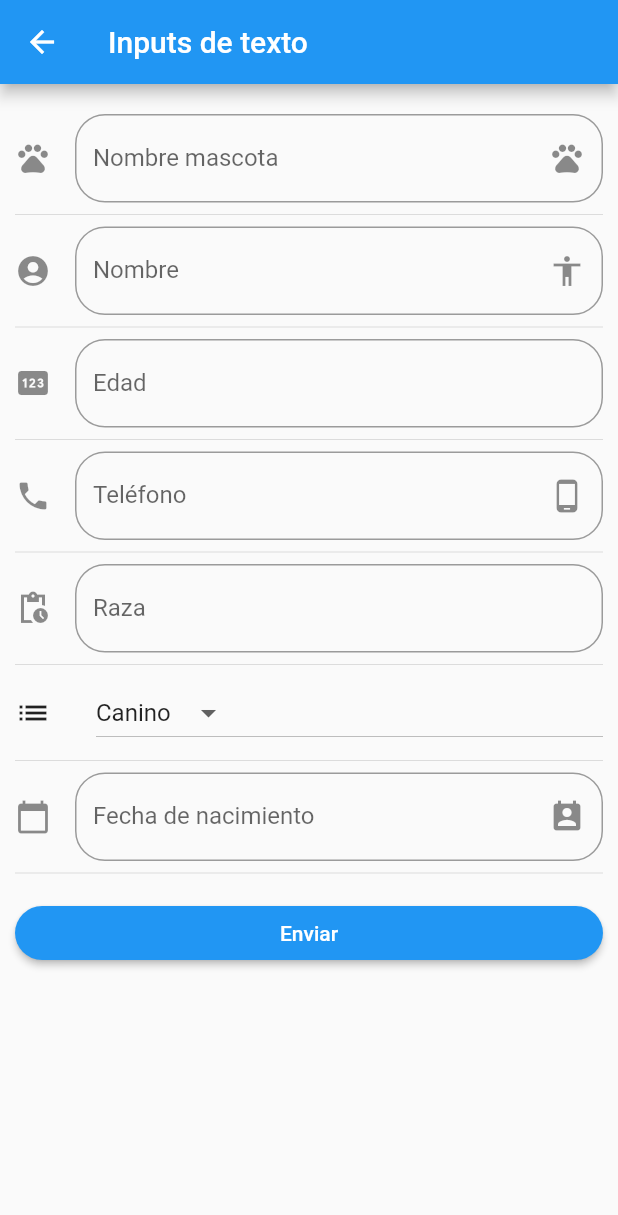
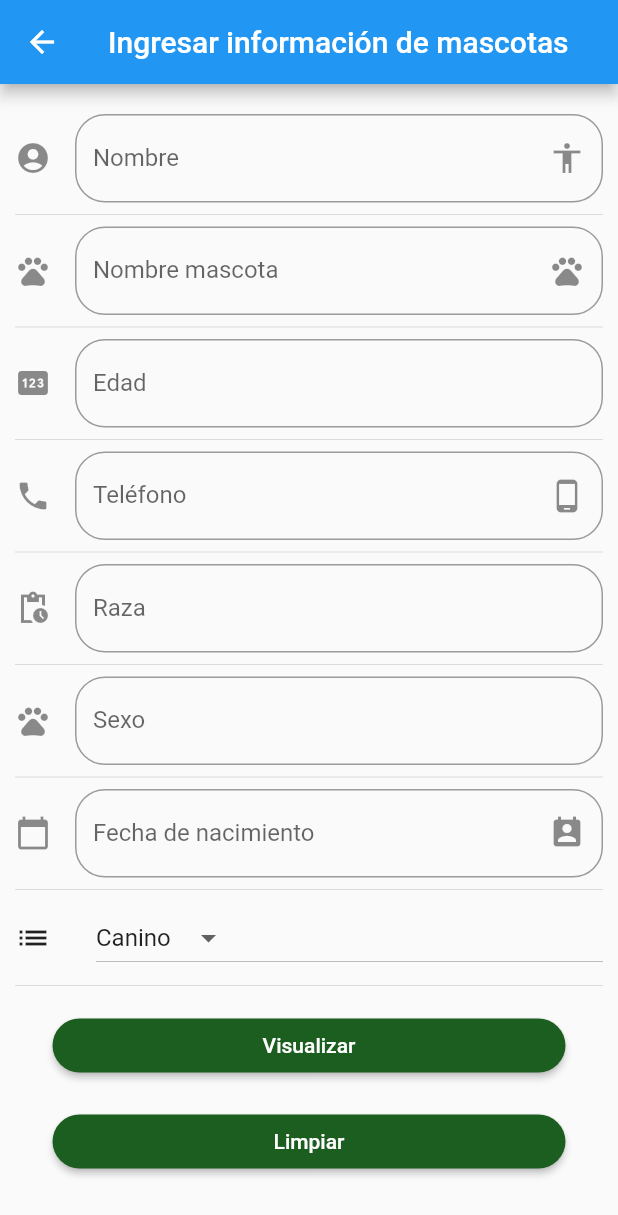
Before and after one commit to Sophia-5M/Parcial_PrograVIII, a Flutter app: the InputPage screen opened by its route, on a phone screen of 412 x 824 dp. Shown: the top 1215 px of the screen. Run offline on Flutter 3.47's test engine with Material 2 defaults, Android fonts, the phone set to English and light mode, and no system bars.

```diff
--- a/lib/src/pages/input_page.dart
+++ b/lib/src/pages/input_page.dart
@@ -24,14 +24,14 @@ class _InputPageState extends State<InputPage> {
   Widget build(BuildContext context) {
     return Scaffold(
       appBar: AppBar(
-        title: Text('Inputs de texto'),
+        title: Text('Ingresar información de mascotas'),
       ),
       body: ListView(
         padding: EdgeInsets.symmetric(horizontal: 10.0, vertical: 20.0),
         children: <Widget>[
+          _crearInput2(),
+          Divider(),
           _crearInput(),
-          Divider(),
-          _crearInput2(),
           Divider(),
           _crearEdad(),
           Divider(),
@@ -39,20 +39,32 @@ class _InputPageState extends State<InputPage> {
           Divider(),
           _crearRaza(),
           Divider(),
-          _crearDropdown(),
+          _crearSexo(),
           Divider(),
           _crearFecha(context),
           Divider(),
+          _crearDropdown(),
+          Divider(),
           Padding(
-            padding: const EdgeInsets.symmetric(vertical: 8.0),
+            padding: const EdgeInsets.symmetric(vertical: 8.0, horizontal: 25),
             child: RaisedButton(
-              child: Text('Enviar'),
-              color: Colors.blue,
+              child: Text('Visualizar'),
+              color: Colors.green.shade900,
               textColor: Colors.white,
               shape: StadiumBorder(),
               onPressed: () => _mostrarAlert(context),
             ),
           ),
+          Padding(
+            padding: const EdgeInsets.symmetric(vertical: 8.0, horizontal: 25),
+            child: RaisedButton(
+              child: Text('Limpiar'),
+              color: Colors.green.shade900,
+              textColor: Colors.white,
+              shape: StadiumBorder(),
+              onPressed: () => _limpiarDatos(context),
+            ),
+          )
         ],
       ),
     );
@@ -106,6 +118,23 @@ class _InputPageState extends State<InputPage> {
       onChanged: (valor) {
         setState(() {
           _edad = valor;
+        });
+      },
+    );
+  }
+
+  Widget _crearSexo() {
+    return TextField(
+      // autofocus: true,
+      textCapitalization: TextCapitalization.sentences,
+      decoration: InputDecoration(
+          border: OutlineInputBorder(borderRadius: BorderRadius.circular(20.0)),
+          hintText: 'Indique el sexo de su mascota',
+          labelText: 'Sexo',
+          icon: Icon(Icons.pets_rounded)),
+      onChanged: (valor) {
+        setState(() {
+          _sexo = valor;
         });
       },
     );
@@ -224,7 +253,14 @@ class _InputPageState extends State<InputPage> {
             content: Column(
               mainAxisSize: MainAxisSize.min,
               children: <Widget>[
-                Text('Nombre del animalito: ' + _nombreD),
+                Text('Nombre dueño: ' + _nombreD),
+                Text('Nombre mascota: ' + _nombreM),
+                Text('Edad mascota: ' + _edad),
+                Text('Telefono: ' + _telefono),
+                Text('Raza: ' + _raza),
+                Text('Sexo: ' + _sexo),
+                Text('Fecha de nacimiento: ' + _fecha),
+                Text('Ripo mascota: ' + _opcionSeleccionada),
               ],
             ),
             actions: <Widget>[
@@ -233,7 +269,7 @@ class _InputPageState extends State<InputPage> {
                 onPressed: () => Navigator.of(context).pop(),
               ),
               FlatButton(
-                child: Text('Ok'),
+                child: Text('Entendido'),
                 onPressed: () {
                   Navigator.of(context).pop();
                 },
@@ -242,4 +278,15 @@ class _InputPageState extends State<InputPage> {
           );
         });
   }
+
+  void _limpiarDatos(BuildContext context) {
+    _nombreD = "";
+    _nombreM = '';
+    _edad = '';
+    _telefono = '';
+    _raza = '';
+    _sexo = '';
+    _fecha = '';
+    _opcionSeleccionada = 'Canino';
+  }
 }
```
